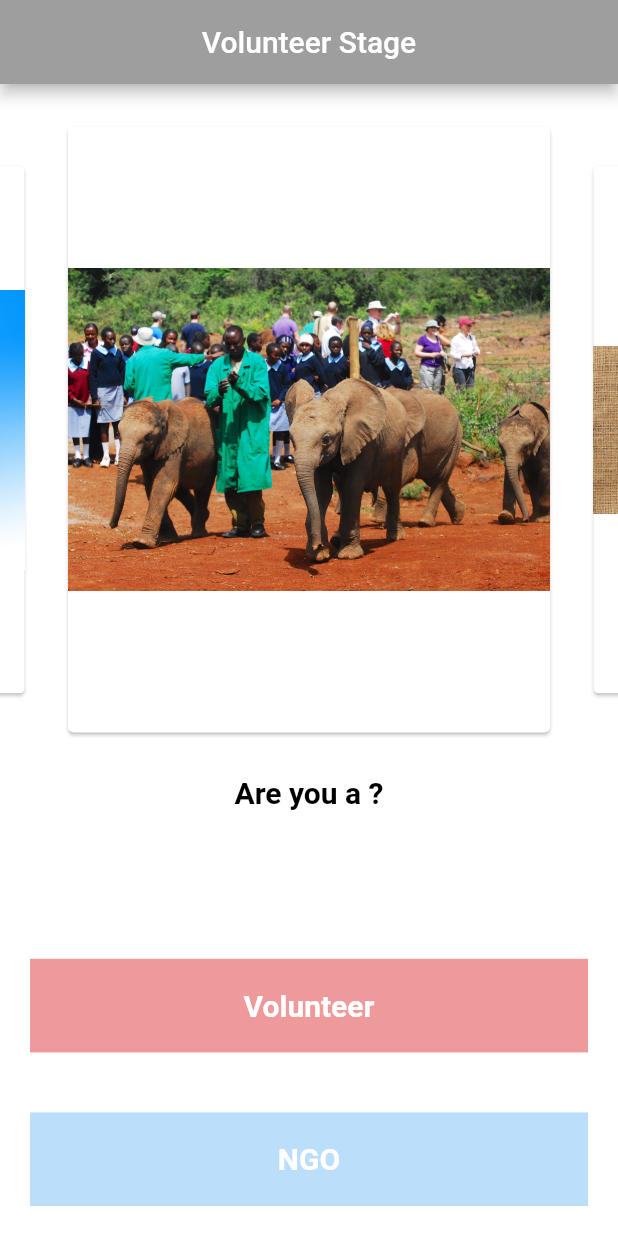
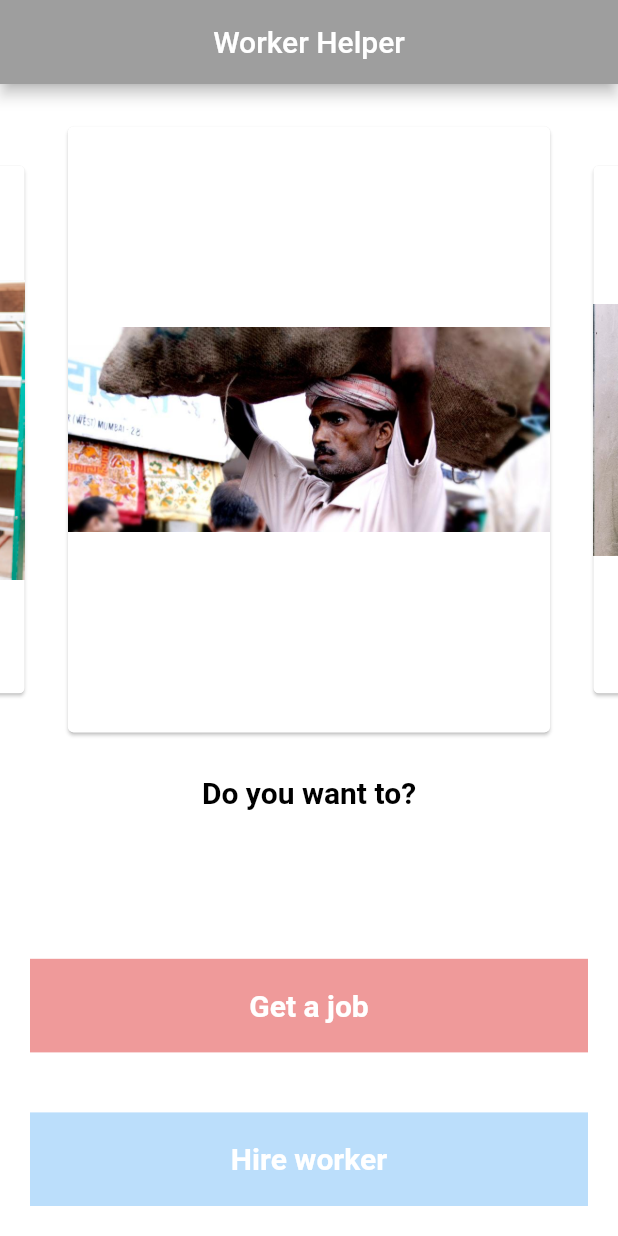
Before and after one commit to SAURABH0504/VolunteerStage, a Flutter app: the screen it shows after launch, on a phone screen of 412 x 824 dp. Run offline on Flutter 3.47's test engine with Material 2 defaults, Android fonts, the phone set to English and light mode, and no system bars; drawn by our look-alikes of carousel_slider; our stand-ins replace cloud_firestore, firebase_core, fluttertoast, splashscreen; accounts and stored records are empty.

Commit message:
Worker Helper updated

```diff
--- a/lib/NGOScreen/NLogin.dart
+++ b/lib/NGOScreen/NLogin.dart
@@ -36,10 +36,10 @@ class _NLoginState extends State<NLogin> {
   }
   Widget _getNGOId() {
     return TextFormField(
-      decoration: InputDecoration(labelText: 'NGO ID'),
+      decoration: InputDecoration(labelText: 'Company ID'),
       validator: (String value) {
         if (value.isEmpty) {
-          return 'NGO ID is Required';
+          return 'Company ID is Required';
         }
         return null;
       },
@@ -92,7 +92,7 @@ class _NLoginState extends State<NLogin> {
                   Text('or'),
                   FlatButton(onPressed: (){
                     Navigator.of(context).push(MaterialPageRoute(builder: (context)=>NGORegister()));
-                  }, child: Text('Register NGO',style: TextStyle(fontSize: 20),))
+                  }, child: Text('Register Company',style: TextStyle(fontSize: 20),))
                 ],
               ),
             ),
--- a/lib/main.dart
+++ b/lib/main.dart
@@ -43,7 +43,7 @@ class _StartState extends State<Start> {
           return null;
         },
       ),
-      title: Text('Volunteer Stage',style: TextStyle(
+      title: Text('Worker Helper',style: TextStyle(
           color: Colors.black,
           fontSize: 25,
           fontWeight: FontWeight.bold
@@ -85,7 +85,7 @@ class MyApp extends StatelessWidget {
         visualDensity: VisualDensity.adaptivePlatformDensity,
       ),
       home: Scaffold(
-        appBar: AppBar(title: Center(child: Text('Volunteer Stage')),backgroundColor: Colors.grey,),
+        appBar: AppBar(title: Center(child: Text('Worker Helper')),backgroundColor: Colors.grey,),
         backgroundColor: Colors.white,
         body: Container(
           child: Column(
@@ -107,20 +107,20 @@ class MyApp extends StatelessWidget {
                   padding: const EdgeInsets.all(0.0),
                   child: Column(
                     children: [
-                      Expanded(child: Text('Are you a ?',style: TextStyle(color: Colors.black,fontSize: 20,fontWeight: FontWeight.bold),)),
+                      Expanded(child: Text('Do you want to?',style: TextStyle(color: Colors.black,fontSize: 20,fontWeight: FontWeight.bold),)),
                       Expanded(
                         flex: 1,
                         child: Padding(
                           padding: const EdgeInsets.all(20.0),
                           child: Container(
                             width:500,color: Colors.red.shade200,
-                            child: FlatButton(child: Text('Volunteer',style: TextStyle(color: Colors.white,fontSize: 20,fontWeight: FontWeight.bold),),onPressed: (){
+                            child: FlatButton(child: Text('Get a job',style: TextStyle(color: Colors.white,fontSize: 20,fontWeight: FontWeight.bold),),onPressed: (){
                               Navigator.of(context).push(MaterialPageRoute(builder: (_)=>VLogin()));
                             },),),
                         ),),
                       Expanded(flex: 1,child: Padding(
                         padding: const EdgeInsets.all(20.0),
-                        child: Container(width:500,color: Colors.blue.shade100,child: FlatButton(child: Text('NGO',style: TextStyle(color: Colors.white,fontSize: 20,fontWeight: FontWeight.bold),),onPressed: (){
+                        child: Container(width:500,color: Colors.blue.shade100,child: FlatButton(child: Text('Hire worker',style: TextStyle(color: Colors.white,fontSize: 20,fontWeight: FontWeight.bold),),onPressed: (){
                           Navigator.of(context).push(MaterialPageRoute(builder: (_)=>NLogin()));
                         },)),
                       ),),
```
Also changed, not shown: lib/VolunteerScreen/ViewNGO.dart (+15 -1 lines), Images/1.jpg, Images/2.jpg, Images/3.jpg, Images/4.jpg, pubspec.lock.
